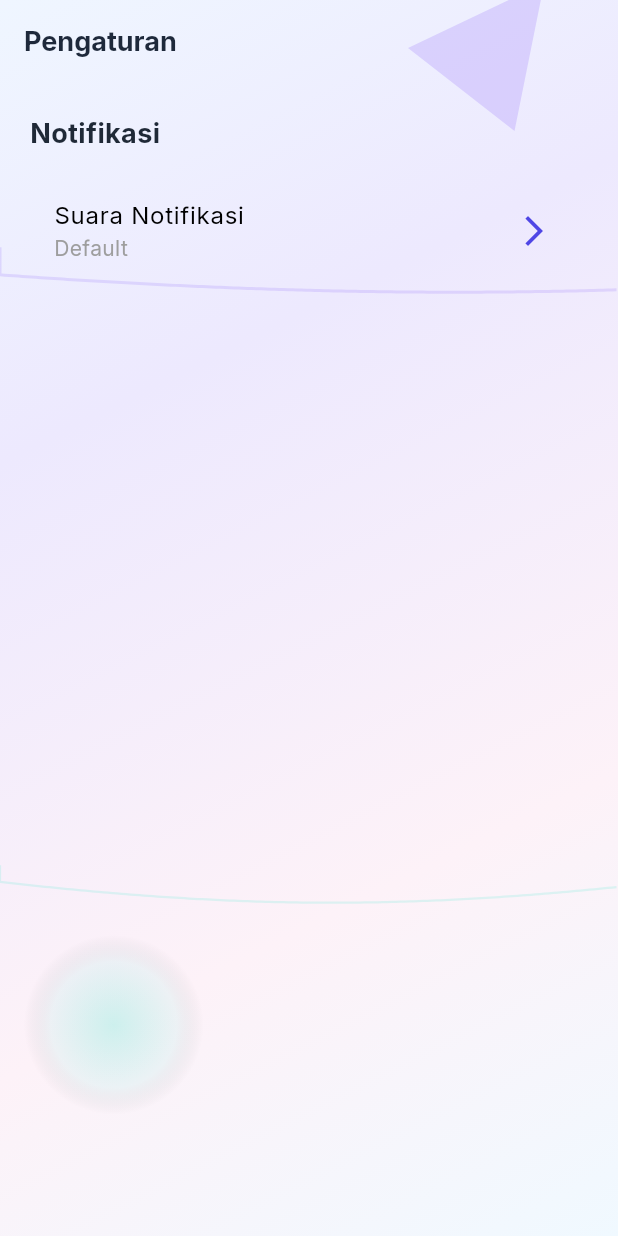
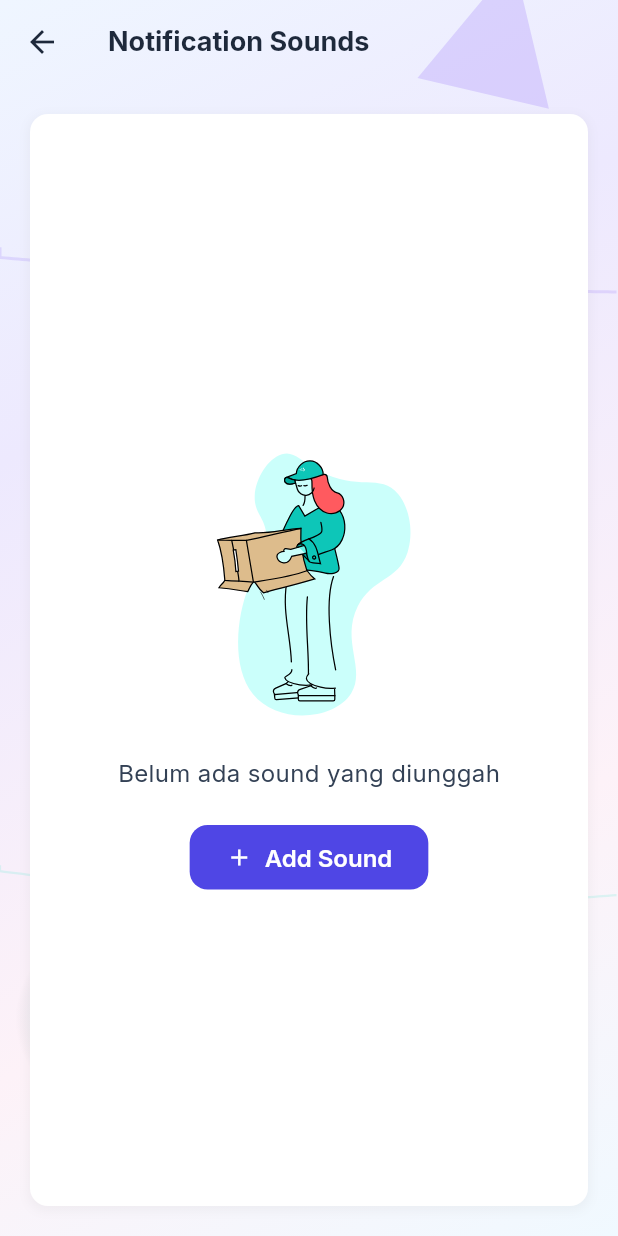
Before and after one commit to Vanszs/Aplikasi_Pintar_Petugas, a Flutter app: the SettingsScreen screen opened by its route, after a tap on "Suara Notifikasi", on a phone screen of 412 x 824 dp. Run offline on Flutter 3.47's test engine with Material 3 defaults, Android fonts, the phone set to English and light mode, and no system bars; our stand-ins replace connectivity_plus, file_picker, firebase_core, firebase_messaging, flutter_animate, flutter_local_notifications and 8 more; missing offline and left inert: flutter_background_service, flutter_background_service_android; accounts and stored records are empty.

Commit message:
feat : add halaman notifiaksi daan dsb tanpa error

```diff
--- a/lib/routes.dart
+++ b/lib/routes.dart
@@ -14,6 +14,7 @@ import 'screens/user_stats_screen.dart';
 import 'screens/report_detail_screen.dart';
 import 'screens/officer_report_form_screen.dart'; // Import officer report form screen
 import 'screens/settings_screen.dart';
+import 'screens/notification_settings_screen.dart';
 
 final navigatorKey = GlobalKey<NavigatorState>();
 
@@ -97,6 +98,10 @@ final routerProvider = Provider<GoRouter>((ref) {
         path: '/settings',
         builder: (context, state) => const SettingsScreen(),
       ),
+      GoRoute(
+        path: '/notification-settings',
+        builder: (context, state) => const NotificationSettingsScreen(),
+      ),
     ],
     redirect: (context, state) {
       // If app is checking authentication, show splash screen
--- /dev/null
+++ b/lib/screens/notification_settings_screen.dart
@@ -0,0 +1,207 @@
+import 'dart:io';
+import 'package:flutter/material.dart';
+import 'package:file_picker/file_picker.dart';
+import 'package:path_provider/path_provider.dart';
+import 'package:shared_preferences/shared_preferences.dart';
+import 'package:google_fonts/google_fonts.dart';
+import 'package:lottie/lottie.dart';
+import '../widgets/gradient_background.dart';
+
+class NotificationSettingsScreen extends StatefulWidget {
+  const NotificationSettingsScreen({super.key});
+
+  @override
+  State<NotificationSettingsScreen> createState() => _NotificationSettingsScreenState();
+}
+
+class _NotificationSettingsScreenState extends State<NotificationSettingsScreen> {
+  Future<List<File>>? _soundFiles;
+  String? _selectedSound;
+
+  @override
+  void initState() {
+    super.initState();
+    _soundFiles = _loadSoundFiles();
+    _loadSelectedSound();
+  }
+
+  Future<List<File>> _loadSoundFiles() async {
+    final directory = await getApplicationDocumentsDirectory();
+    final soundsDir = Directory('${directory.path}/sounds');
+    if (!await soundsDir.exists()) {
+      await soundsDir.create();
+    }
+    return soundsDir.listSync().whereType<File>().toList();
+  }
+
+  Future<void> _loadSelectedSound() async {
+    final prefs = await SharedPreferences.getInstance();
+    setState(() {
+      _selectedSound = prefs.getString('notification_sound');
+    });
+  }
+
+  Future<void> _pickAndSaveSound() async {
+    final result = await FilePicker.platform.pickFiles(type: FileType.audio);
+    if (result != null) {
+      final file = File(result.files.single.path!);
+      final directory = await getApplicationDocumentsDirectory();
+      final soundsDir = Directory('${directory.path}/sounds');
+      final newPath = '${soundsDir.path}/${result.files.single.name}';
+      await file.copy(newPath);
+      setState(() {
+        _soundFiles = _loadSoundFiles();
+      });
+    }
+  }
+
+  Future<void> _setSelectedSound(String path) async {
+    final prefs = await SharedPreferences.getInstance();
+    await prefs.setString('notification_sound', path);
+    setState(() {
+      _selectedSound = path;
+    });
+  }
+
+  @override
+  Widget build(BuildContext context) {
+    return Scaffold(
+      body: GradientBackground(
+        colors: const [
+          Color(0xFFEFF6FF),
+          Color(0xFFEDE9FE),
+          Color(0xFFFDF2F8),
+          Color(0xFFF0F9FF),
+        ],
+        child: FutureBuilder<List<File>>(
+          future: _soundFiles,
+          builder: (context, snapshot) {
+            if (snapshot.connectionState == ConnectionState.waiting) {
+              return const Center(child: CircularProgressIndicator());
+            } else if (snapshot.hasError) {
+              return const Center(child: Text('Error loading sounds'));
+            }
+
+            final files = snapshot.data ?? [];
+
+            return CustomScrollView(
+              slivers: [
+                SliverAppBar(
+                  title: Text(
+                    'Notification Sounds',
+                    style: GoogleFonts.inter(
+                      fontWeight: FontWeight.bold,
+                      color: const Color(0xFF1E293B),
+                    ),
+                  ),
+                  backgroundColor: Colors.transparent,
+                  elevation: 0,
+                  iconTheme: const IconThemeData(color: Color(0xFF1E293B)),
+                ),
+                if (files.isEmpty)
+                  SliverFillRemaining(
+                    child: Padding(
+                      padding: const EdgeInsets.all(20.0),
+                      child: Container(
+                        decoration: BoxDecoration(
+                          color: Colors.white,
+                          borderRadius: BorderRadius.circular(12),
+                          boxShadow: [
+                            BoxShadow(
+                              color: Colors.grey.withOpacity(0.1),
+                              spreadRadius: 1,
+                              blurRadius: 5,
+                              offset: const Offset(0, 2),
+                            ),
+                          ],
+                        ),
+                        child: Center(
+                          child: Column(
+                            mainAxisAlignment: MainAxisAlignment.center,
+                            children: [
+                              Lottie.asset(
+                                'assets/animations/empty.json',
+                                width: 200,
+                                height: 200,
+                              ),
+                              const SizedBox(height: 20),
+                              Text(
+                                'Belum ada sound yang diunggah',
+                                style: GoogleFonts.inter(fontSize: 16),
+                              ),
+                              const SizedBox(height: 20),
+                              ElevatedButton.icon(
+                                onPressed: _pickAndSaveSound,
+                                icon: const Icon(Icons.add),
+                                label: const Text('Add Sound'),
+                                style: ElevatedButton.styleFrom(
+                                  backgroundColor: const Color(0xFF4F46E5),
+                                  foregroundColor: Colors.white,
+                                  shape: RoundedRectangleBorder(
+                                    borderRadius: BorderRadius.circular(12),
+                                  ),
+                                  padding: const EdgeInsets.symmetric(
+                                    horizontal: 24,
+                                    vertical: 12,
+                                  ),
+                                ),
+                              ),
+                            ],
+                          ),
+                        ),
+                      ),
+                    ),
+                  )
+                else
+                  SliverPadding(
+                    padding: const EdgeInsets.all(20.0),
+                    sliver: SliverList(
+                      delegate: SliverChildBuilderDelegate(
+                        (context, index) {
+                          final file = files[index];
+                          final fileName = file.path.split('/').last;
+                          final isSelected = file.path == _selectedSound;
+
+                          return Card(
+                            elevation: 2.0,
+                            margin: const EdgeInsets.symmetric(vertical: 8.0),
+                            shape: RoundedRectangleBorder(
+                              borderRadius: BorderRadius.circular(12),
+                            ),
+                            child: ListTile(
+                              title: Text(
+                                fileName,
+                                style: GoogleFonts.inter(),
+                              ),
+                              trailing: isSelected
+                                  ? const Icon(Icons.check_circle, color: Color(0xFF4F46E5))
+                                  : null,
+                              onTap: () => _setSelectedSound(file.path),
+                            ),
+                          );
+                        },
+                        childCount: files.length,
+                      ),
+                    ),
+                  ),
+              ],
+            );
+          },
+        ),
+      ),
+      floatingActionButton: FutureBuilder<List<File>>(
+        future: _soundFiles,
+        builder: (context, snapshot) {
+          if (snapshot.hasData && snapshot.data!.isNotEmpty) {
+            return FloatingActionButton(
+              onPressed: _pickAndSaveSound,
+              backgroundColor: const Color(0xFF4F46E5),
+              child: const Icon(Icons.add, color: Colors.white),
+            );
+          }
+          return const SizedBox.shrink();
+        },
+      ),
+    );
+  }
+}
--- a/lib/screens/settings_screen.dart
+++ b/lib/screens/settings_screen.dart
@@ -1,5 +1,5 @@
 import 'package:flutter/material.dart';
-import 'package:file_picker/file_picker.dart';
+import 'package:go_router/go_router.dart';
 import 'package:shared_preferences/shared_preferences.dart';
 import 'package:google_fonts/google_fonts.dart';
 import '../widgets/gradient_background.dart';
@@ -27,19 +27,6 @@ class _SettingsScreenState extends State<SettingsScreen> {
     });
   }
 
-  Future<void> _pickNotificationSound() async {
-    final result = await FilePicker.platform.pickFiles(
-      type: FileType.audio,
-    );
-
-    if (result != null) {
-      final prefs = await SharedPreferences.getInstance();
-      await prefs.setString('notification_sound', result.files.single.path!);
-      setState(() {
-        _notificationSound = result.files.single.path;
-      });
-    }
-  }
 
   @override
   Widget build(BuildContext context) {
@@ -80,7 +67,20 @@ class _SettingsScreenState extends State<SettingsScreen> {
                       ),
                     ),
                     const SizedBox(height: 16),
-                    ListTile(
+                    Container(
+                      decoration: BoxDecoration(
+                        color: Colors.white,
+                        borderRadius: BorderRadius.circular(12),
+                        boxShadow: [
+                          BoxShadow(
+                            color: Colors.grey.withOpacity(0.1),
+                            spreadRadius: 1,
+                            blurRadius: 5,
+                            offset: const Offset(0, 2),
+                          ),
+                        ],
+                      ),
+                      child: ListTile(
                         title: Text(
                           'Suara Notifikasi',
                           style: GoogleFonts.inter(),
@@ -89,8 +89,11 @@ class _SettingsScreenState extends State<SettingsScreen> {
                           _notificationSound ?? 'Default',
                           style: GoogleFonts.inter(color: Colors.grey),
                         ),
-                      onTap: _pickNotificationSound,
+                        onTap: () {
+                          GoRouter.of(context).push('/notification-settings');
+                        },
                         trailing: const Icon(Icons.arrow_forward_ios),
+                      ),
                     ),
                   ],
                 ),
--- a/pubspec.yaml
+++ b/pubspec.yaml
@@ -49,6 +49,7 @@ dependencies:
   glassmorphism: ^3.0.0
   lottie: ^3.3.1
   file_picker: ^8.0.0
+  path_provider: ^2.0.11
 
 dev_dependencies:
   flutter_test:
```
Lines whose indentation alone changed are shown as unchanged.
